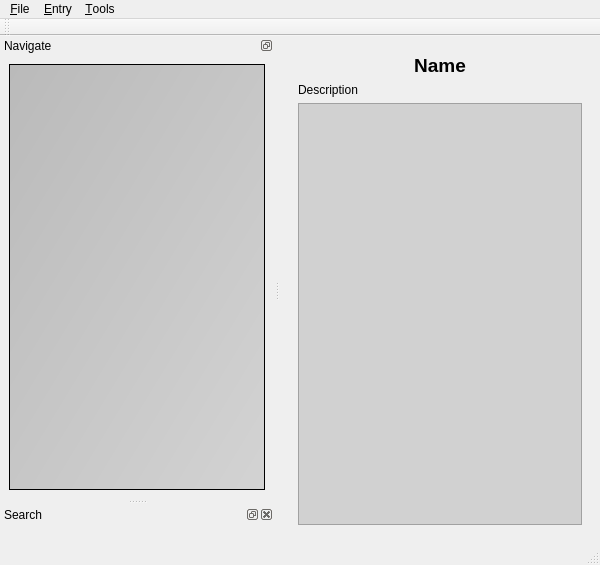
This is src/apps/gryptonite/mainwindow.ui in karagog/Gryptonite as Qt 5 draws it before an edit. The edited form follows.
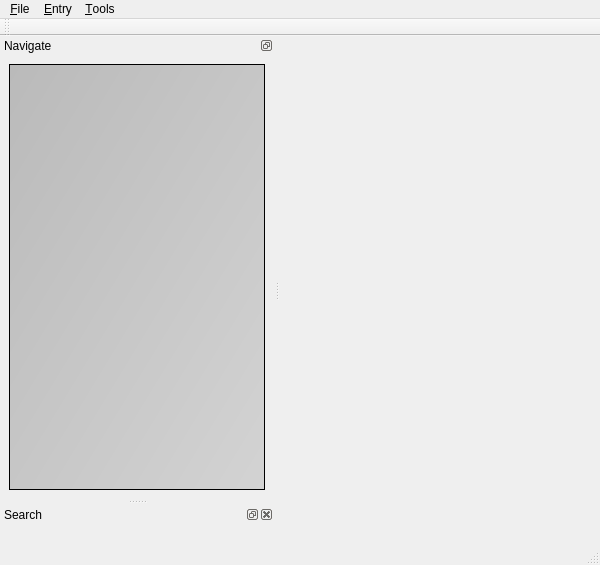
This is the edited form. The open tabs and pages were chosen to show the change. Icons and pictures are not drawn. Custom widgets are drawn as their Qt base class.

Commit message: Added a new EntryView class where I implemented the file export controls. Now you export a file by clicking the new "Export" button in the entry view.

The edit to the form file:
```diff
--- a/src/apps/gryptonite/mainwindow.ui
+++ b/src/apps/gryptonite/mainwindow.ui
@@ -15,8 +15,8 @@
     <normaloff>:/icons/main.png</normaloff>:/icons/main.png</iconset>
   </property>
   <widget class="QWidget" name="centralwidget">
-   <layout class="QVBoxLayout" name="verticalLayout_2">
-    <item>
+   <layout class="QGridLayout" name="gridLayout">
+    <item row="0" column="0">
      <widget class="QStackedWidget" name="stackedWidget">
       <widget class="QWidget" name="page_locked">
        <layout class="QVBoxLayout" name="verticalLayout_6">
@@ -58,55 +58,21 @@
        </layout>
       </widget>
       <widget class="QWidget" name="page_unlocked">
-       <layout class="QVBoxLayout" name="verticalLayout_4">
+       <layout class="QVBoxLayout" name="verticalLayout_2">
+        <property name="leftMargin">
+         <number>0</number>
+        </property>
+        <property name="topMargin">
+         <number>0</number>
+        </property>
+        <property name="rightMargin">
+         <number>0</number>
+        </property>
+        <property name="bottomMargin">
+         <number>0</number>
+        </property>
         <item>
-         <widget class="QLabel" name="lbl_name">
-          <property name="font">
-           <font>
-            <pointsize>14</pointsize>
-            <weight>75</weight>
-            <bold>true</bold>
-           </font>
-          </property>
-          <property name="text">
-           <string>Name</string>
-          </property>
-          <property name="alignment">
-           <set>Qt::AlignCenter</set>
-          </property>
-         </widget>
-        </item>
-        <item>
-         <widget class="QLabel" name="lbl_description">
-          <property name="text">
-           <string>Description</string>
-          </property>
-         </widget>
-        </item>
-        <item>
-         <widget class="QTableView" name="tableView">
-          <property name="styleSheet">
-           <string notr="true">background:rgb(209, 209, 209)</string>
-          </property>
-          <property name="editTriggers">
-           <set>QAbstractItemView::NoEditTriggers</set>
-          </property>
-          <property name="selectionMode">
-           <enum>QAbstractItemView::SingleSelection</enum>
-          </property>
-          <property name="selectionBehavior">
-           <enum>QAbstractItemView::SelectRows</enum>
-          </property>
-          <attribute name="horizontalHeaderCascadingSectionResizes">
-           <bool>true</bool>
-          </attribute>
-          <attribute name="horizontalHeaderStretchLastSection">
-           <bool>true</bool>
-          </attribute>
-          <attribute name="verticalHeaderVisible">
-           <bool>false</bool>
-          </attribute>
-         </widget>
+         <widget class="Grypt::EntryView" name="view_entry" native="true"/>
         </item>
        </layout>
       </widget>
@@ -368,6 +334,12 @@
    <extends>QTreeView</extends>
    <header>gutil_treeview.h</header>
   </customwidget>
+  <customwidget>
+   <class>Grypt::EntryView</class>
+   <extends>QWidget</extends>
+   <header>grypto_entryview.h</header>
+   <container>1</container>
+  </customwidget>
  </customwidgets>
  <resources>
   <include location="../../presentation/grypto_ui.qrc"/>
```
Left out of the diff: 17 changed lines with no effect on the pictures. The commit also changes 12 other files.
